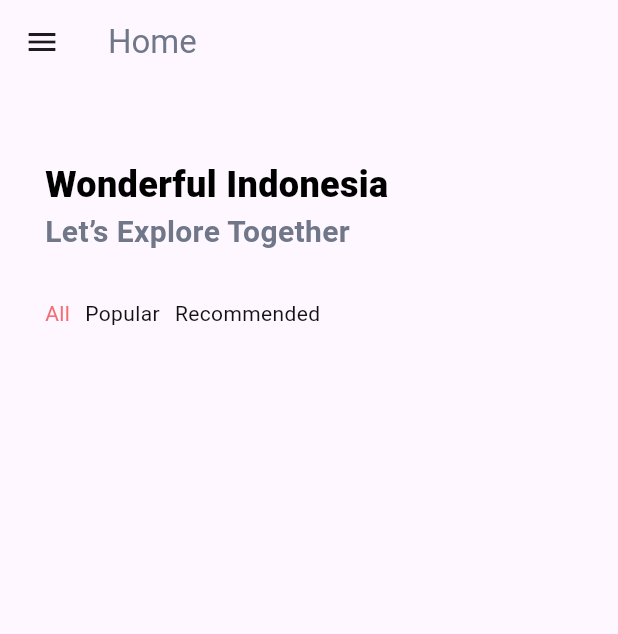
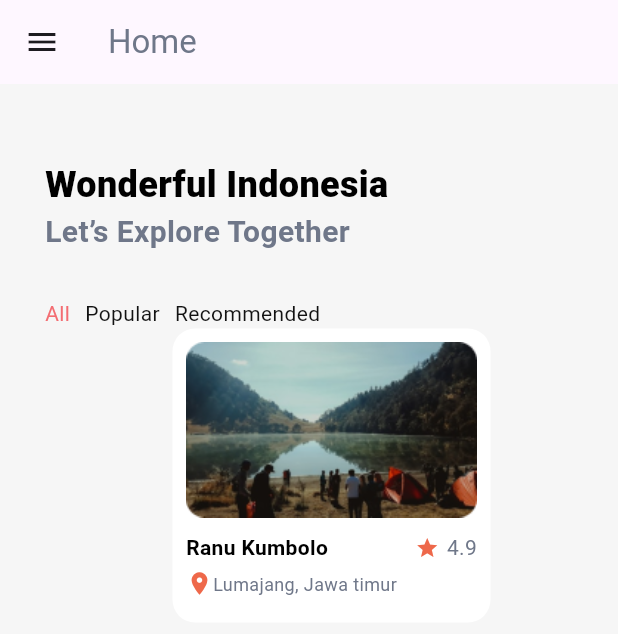
Before and after one commit to Desp0o/flutter-first-proj, a Flutter app: the screen it shows after launch, on a phone screen of 412 x 824 dp. Shown: the top 634 px of the screen. Run offline on Flutter 3.47's test engine with Material 3 defaults, Android fonts, the light colour scheme and no system bars.

Commit message:
create card widget

```diff
--- a/lib/pages/first_page.dart
+++ b/lib/pages/first_page.dart
@@ -9,6 +9,7 @@ class FirstPage extends StatelessWidget {
   @override
   Widget build(BuildContext context) {
     return Scaffold(
+      backgroundColor: Color(0xffF6F6F6),
       drawer: SideMenu(),
       appBar: AppBar(
         title: Text(
--- /dev/null
+++ b/lib/widgets/card_widget.dart
@@ -0,0 +1,62 @@
+import 'package:flutter/material.dart';
+
+class CardWidget extends StatelessWidget {
+  const CardWidget({super.key});
+
+  @override
+  Widget build(BuildContext context) {
+    return Container(
+      width: 212,
+      height: 196,
+      padding: EdgeInsets.all(9),
+      decoration: BoxDecoration(
+          borderRadius: BorderRadius.all(Radius.circular(15)),
+          color: Colors.white),
+      child: Column(
+        children: [
+          Center(child: Image.asset('assets/images/lake.png')),
+          SizedBox(height: 10),
+          Row(
+            mainAxisAlignment: MainAxisAlignment.spaceBetween,
+            children: const [
+              Text(
+                "Ranu Kumbolo",
+                style: TextStyle(
+                    color: Colors.black,
+                    fontSize: 14,
+                    fontWeight: FontWeight.bold),
+              ),
+              Row(
+                children: [
+                  Icon(
+                    Icons.star,
+                    size: 16,
+                    color: Color(0xffEE684A),
+                  ),
+                  SizedBox(
+                    width: 5,
+                  ),
+                  Text('4.9', style: TextStyle(color: Color(0xff6F7789)))
+                ],
+              )
+            ],
+          ),
+          SizedBox(height: 5),
+          Row(
+            children: const [
+              Icon(
+                Icons.location_on,
+                size: 18,
+                color: Color(0xffEE684A),
+              ),
+              Text(
+                "Lumajang, Jawa timur",
+                style: TextStyle(fontSize: 12, color: Color(0xff6f7789)),
+              )
+            ],
+          )
+        ],
+      ),
+    );
+  }
+}
--- a/lib/widgets/category_widget.dart
+++ b/lib/widgets/category_widget.dart
@@ -1,4 +1,5 @@
 import 'package:flutter/material.dart';
+import 'package:tkt/widgets/card_widget.dart';
 
 class CategorWidget extends StatefulWidget {
   const CategorWidget({super.key});
@@ -49,6 +50,7 @@ class _CategorWidgetState extends State<CategorWidget> {
                   ))
               .toList(),
         ),
+        CardWidget()
       ],
     );
   }
--- a/pubspec.yaml
+++ b/pubspec.yaml
@@ -59,10 +59,8 @@ flutter:
   uses-material-design: true
 
   # To add assets to your application, add an assets section, like this:
-  # assets:
-  #   - images/a_dot_burr.jpeg
-  #   - images/a_dot_ham.jpeg
-
+  assets:
+    - assets/images/lake.png
   # An image asset can refer to one or more resolution-specific "variants", see
   # https://flutter.dev/to/resolution-aware-images
 
```
Also changed, not shown: assets/images/lake.png (added).
